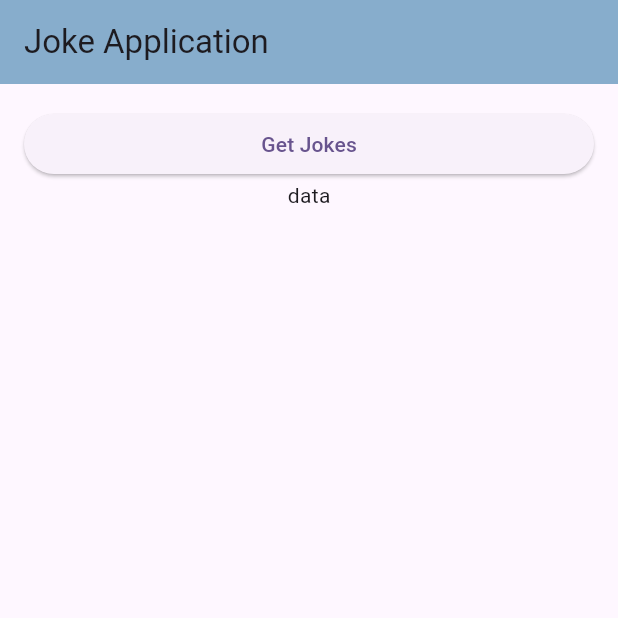
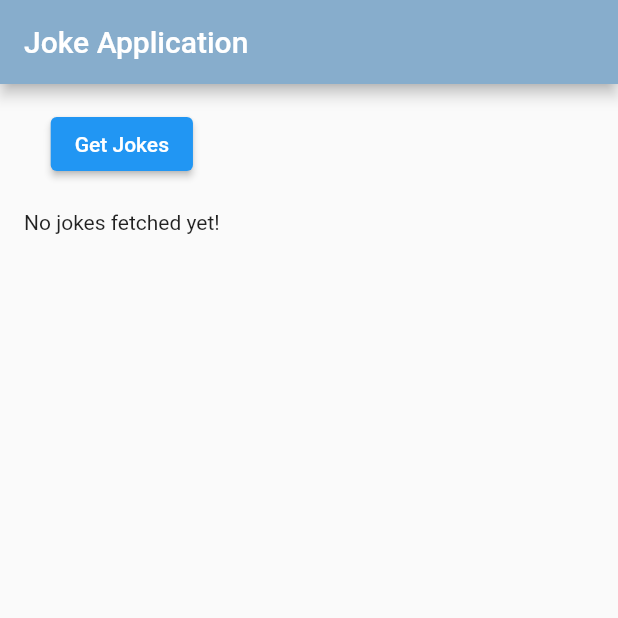
Before and after one commit to manojtharindu11/Joke-app, a Flutter app: the screen it shows after launch, after a tap on "Get Jokes", on a phone screen of 412 x 824 dp, the top half of it. Run offline on Flutter 3.47's test engine with Material 2 defaults, Android fonts, the light colour scheme and no system bars; our stand-ins replace dio; network calls fail.

Commit message:
Separate the files

```diff
--- /dev/null
+++ b/lib/data/dto/joke_dto.dart
@@ -0,0 +1,16 @@
+class JokeDto {
+  final String type;
+  final String? joke;
+  final String? setup;
+  final String? delivery;
+
+  JokeDto({required this.type, this.joke, this.setup, this.delivery});
+
+  factory JokeDto.fromJson(Map<String, dynamic> json) {
+    return JokeDto(
+        type: json['type'],
+        joke: json['joke'],
+        setup: json['setup'],
+        delivery: json['delivery']);
+  }
+}
--- a/lib/home_page.dart
+++ /dev/null
@@ -1,32 +0,0 @@
-import 'package:flutter/material.dart';
-
-class HomePage extends StatelessWidget {
-  const HomePage({super.key});
-
-  @override
-  Widget build(BuildContext context) {
-    return Scaffold(
-      appBar: AppBar(
-        title: const Text('Joke Application'),
-        backgroundColor: const Color.fromARGB(255, 135, 173, 204),
-      ),
-      body: Container(
-        padding: const EdgeInsets.all(16.0), // Add padding if needed
-        child: Column(
-          crossAxisAlignment:
-              CrossAxisAlignment.stretch, // Button takes full width
-          children: [
-            ElevatedButton(
-                onPressed: () {
-                  print("Clicked button");
-                },
-                child: Text("Get Jokes")),
-            Column(
-              children: [Text("data")],
-            )
-          ],
-        ),
-      ),
-    );
-  }
-}
--- a/lib/main.dart
+++ b/lib/main.dart
@@ -1,37 +1,27 @@
 import 'package:flutter/material.dart';
-import 'home_page.dart';
+import 'package:provider/provider.dart';
+import 'screens/home_page.dart';
+import 'state/joke_state.dart';
 
 void main() {
-  runApp(const MyApp());
+  runApp(
+    MultiProvider(
+      providers: [
+        ChangeNotifierProvider(create: (_) => JokeState()),
+      ],
+      child: const MyApp(),
+    ),
+  );
 }
 
 class MyApp extends StatelessWidget {
   const MyApp({super.key});
 
-  // This widget is the root of your application.
   @override
   Widget build(BuildContext context) {
     return MaterialApp(
-      title: 'Flutter Demo',
-      theme: ThemeData(
-        // This is the theme of your application.
-        //
-        // TRY THIS: Try running your application with "flutter run". You'll see
-        // the application has a blue toolbar. Then, without quitting the app,
-        // try changing the seedColor in the colorScheme below to Colors.green
-        // and then invoke "hot reload" (save your changes or press the "hot
-        // reload" button in a Flutter-supported IDE, or press "r" if you used
-        // the command line to start the app).
-        //
-        // Notice that the counter didn't reset back to zero; the application
-        // state is not lost during the reload. To reset the state, use hot
-        // restart instead.
-        //
-        // This works for code too, not just values: Most code changes can be
-        // tested with just a hot reload.
-        colorScheme: ColorScheme.fromSeed(seedColor: Colors.deepPurple),
-        useMaterial3: true,
-      ),
+      title: 'Joke Application',
+      theme: ThemeData(primarySwatch: Colors.blue),
       home: const HomePage(),
     );
   }
--- /dev/null
+++ b/lib/screens/home_page.dart
@@ -0,0 +1,81 @@
+import 'package:flutter/material.dart';
+import 'package:provider/provider.dart';
+import '../../state/joke_state.dart';
+
+class HomePage extends StatelessWidget {
+  const HomePage({super.key});
+
+  @override
+  Widget build(BuildContext context) {
+    final jokeState = Provider.of<JokeState>(context);
+
+    return Scaffold(
+      appBar: AppBar(
+        title: const Text('Joke Application'),
+        backgroundColor: const Color.fromARGB(255, 135, 173, 204),
+      ),
+      body: Container(
+        padding: const EdgeInsets.all(16.0),
+        child: Column(
+          children: [
+            ElevatedButton(
+              onPressed: jokeState.fetchJokes,
+              child: const Text("Get Jokes"),
+            ),
+            const SizedBox(height: 20),
+            if (jokeState.isLoading)
+              const Center(child: CircularProgressIndicator())
+            else if (jokeState.jokes.isEmpty)
+              const Text("No jokes fetched yet!")
+            else
+              Expanded(
+                child: ListView.builder(
+                  itemCount: jokeState.jokes.length,
+                  itemBuilder: (context, index) {
+                    final joke = jokeState.jokes[index];
+                    return Card(
+                      margin: const EdgeInsets.symmetric(
+                          vertical: 8.0, horizontal: 12.0),
+                      elevation: 4,
+                      shape: RoundedRectangleBorder(
+                        borderRadius: BorderRadius.circular(12.0),
+                      ),
+                      child: Padding(
+                        padding: const EdgeInsets.all(16.0),
+                        child: Column(
+                          crossAxisAlignment: CrossAxisAlignment.start,
+                          children: [
+                            Text(
+                              joke.type == 'single'
+                                  ? 'Single Joke'
+                                  : 'Two-Part Joke',
+                              style: TextStyle(
+                                fontSize: 16,
+                                fontWeight: FontWeight.bold,
+                                color: Colors.blueGrey.shade700,
+                              ),
+                            ),
+                            const SizedBox(height: 8.0),
+                            Text(
+                              joke.type == 'single'
+                                  ? joke.joke!
+                                  : '${joke.setup}\n\nDelivery: ${joke.delivery}',
+                              style: const TextStyle(
+                                fontSize: 14,
+                                color: Colors.black87,
+                                height: 1.4, // Line height
+                              ),
+                            ),
+                          ],
+                        ),
+                      ),
+                    );
+                  },
+                ),
+              ),
+          ],
+        ),
+      ),
+    );
+  }
+}
--- /dev/null
+++ b/lib/services/joke_service.dart
@@ -0,0 +1,24 @@
+import 'package:dio/dio.dart';
+import 'package:jokeapp/data/dto/joke_dto.dart';
+
+class JokeService {
+  final Dio _dio = Dio();
+
+  Future<List<JokeDto>> fetchJokes() async {
+    try {
+      final response =
+          await _dio.get("https://v2.jokeapi.dev/joke/any?amount=10");
+
+      if (response.data['jokes'] != null) {
+        return (response.data['jokes'] as List)
+            .map((joke) => JokeDto.fromJson(joke))
+            .toList();
+      }
+
+      return [];
+    } catch (e) {
+      print("Error fetching jokes: $e");
+      return [];
+    }
+  }
+}
--- /dev/null
+++ b/lib/state/joke_state.dart
@@ -0,0 +1,19 @@
+import 'package:flutter/material.dart';
+import 'package:jokeapp/data/dto/joke_dto.dart';
+import 'package:jokeapp/services/joke_service.dart';
+
+class JokeState extends ChangeNotifier {
+  final JokeService _jokeService = JokeService();
+  List<JokeDto> jokes = [];
+  bool isLoading = false;
+
+  Future<void> fetchJokes() async {
+    isLoading = true;
+    notifyListeners();
+
+    jokes = await _jokeService.fetchJokes();
+
+    isLoading = false;
+    notifyListeners();
+  }
+}
--- /dev/null
+++ b/lib/styles/app_styles.dart
@@ -0,0 +1,6 @@
+import 'package:flutter/material.dart';
+
+class AppStyles {
+  static const Color primaryColor = Color.fromARGB(255, 135, 173, 204);
+  static const EdgeInsets screenPadding = EdgeInsets.all(16.0);
+}
--- /dev/null
+++ b/lib/utils/app_constants.dart
@@ -0,0 +1,3 @@
+class AppConstants {
+  static const String jokeApiUrl = "https://v2.jokeapi.dev/joke/Any?amount=10";
+}
--- a/pubspec.yaml
+++ b/pubspec.yaml
@@ -30,6 +30,8 @@ environment:
 dependencies:
   flutter:
     sdk: flutter
+  dio: ^5.3.0
+  provider: ^6.1.2
 
 
   # The following adds the Cupertino Icons font to your application.
```
Also changed, not shown: pubspec.lock, 1 other file.
